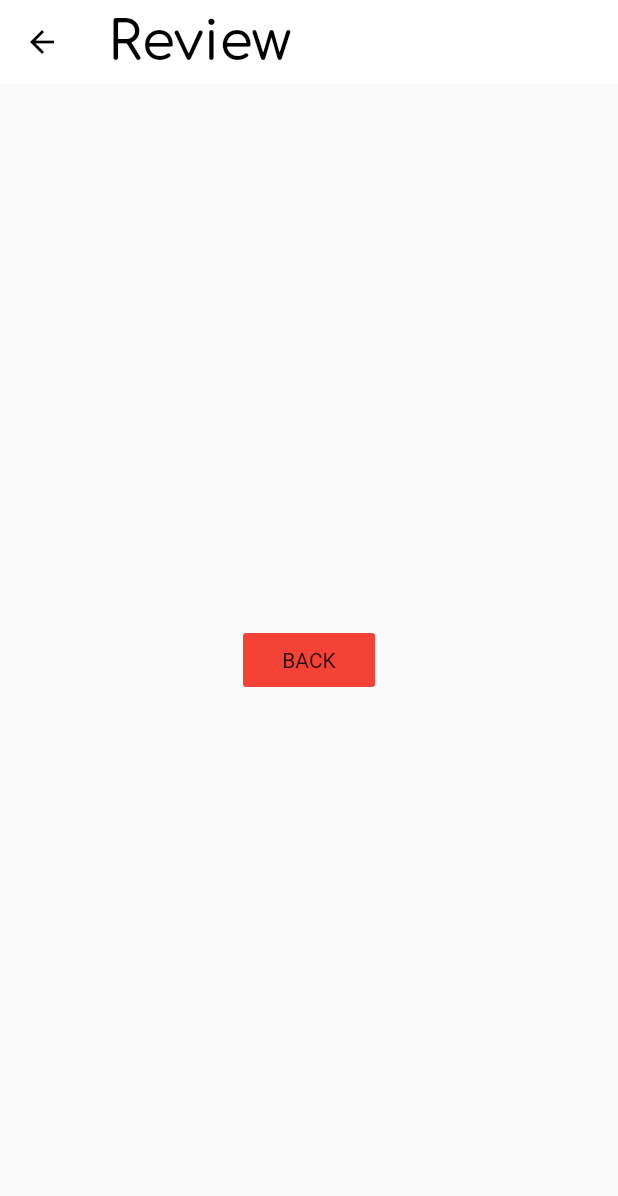
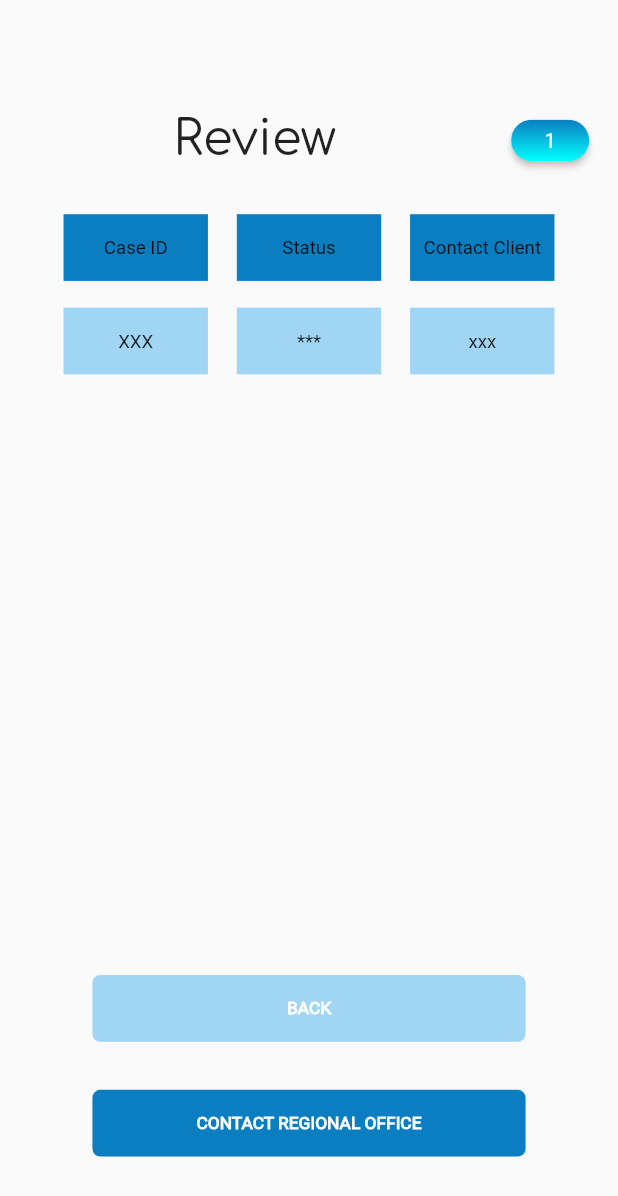
Before and after one commit to kravshan/AgentApp, a Flutter app: the Review screen opened by its route, on a phone screen of 412 x 824 dp. Shown: the top 1196 px of the screen. Run offline on Flutter 3.47's test engine with Material 2 defaults, Android fonts, the phone set to English and light mode, and no system bars; our stand-ins replace flutter_map, flutter_screenutil, flutter_svg, image_picker, latlong2; missing offline and left inert: flutter_phone_direct_caller.

Commit message:
Insurance Agent App latest updates

```diff
--- a/lib/main.dart
+++ b/lib/main.dart
@@ -15,6 +15,7 @@ import 'package:insurance_app/pages/map.dart';
 import 'package:insurance_app/pages/notification_3.dart';
 import 'package:insurance_app/pages/accept_4.dart';
 import 'package:insurance_app/pages/accept_5.dart';
+import 'package:insurance_app/pages/review_2.dart';
 
 void main() {
   runApp(ScreenUtilInit(
@@ -36,7 +37,8 @@ void main() {
         '/map': (context) => Map(),
         '/notification_3': (context) => Notification_3(),
         '/accept_4': (context) => Accept4(),
-        '/accept_5': (context) => Accept5()
+        '/accept_5': (context) => Accept5(),
+        '/review_2': (context) => Review_2()
       },
     ),
   )
--- a/lib/pages/review.dart
+++ b/lib/pages/review.dart
@@ -1,4 +1,7 @@
 import 'package:flutter/material.dart';
+import 'package:insurance_app/services/topic_and_button.dart';
+import 'package:flutter_screenutil/flutter_screenutil.dart';
+import 'package:insurance_app/services/profile.dart';
 
 class Review extends StatefulWidget {
   const Review({Key? key}) : super(key: key);
@@ -11,23 +14,89 @@ class _ReviewState extends State<Review> {
   @override
   Widget build(BuildContext context) {
     return Scaffold(
-      appBar: AppBar(
-        title: Text(
-          'Review',
-          style: TextStyle(fontFamily: 'Comfortaa', fontSize: 36),
+      body: Column(
+        children: [
+          SizedBox(height: 85.h,),
+          TopicAndButton(text: 'Review'),
+          SizedBox(height: 35.h,),
+          Row(
+            mainAxisAlignment: MainAxisAlignment.center,
+            children: [
+              Container(
+                height: 50.h,
+                width: 100.w,
+                color: const Color.fromARGB(255, 11, 126, 193),
+                child: Center(child: Text('Case ID', style: TextStyle(fontFamily: 'Roboto', fontSize: 14.sp, fontWeight: FontWeight.w400),)),
               ),
-        elevation: 0,
-        foregroundColor: Colors.black,
-        backgroundColor: Colors.white,
+              SizedBox(width: 20.w,),
+              Container(
+                height: 50.h,
+                width: 100.w,
+                color: const Color.fromARGB(255, 11, 126, 193),
+                child: Center(child: Text('Status', style: TextStyle(fontFamily: 'Roboto', fontSize: 14.sp, fontWeight: FontWeight.w400),)),
               ),
-      body: Center(
+              SizedBox(width: 20.w,),
+              Container(
+                height: 50.h,
+                width: 100.w,
+                color: const Color.fromARGB(255, 11, 126, 193),
+                child: Center(child: Text('Contact Client', style: TextStyle(fontFamily: 'Roboto', fontSize: 14.sp, fontWeight: FontWeight.w400),)),
+              )
+            ],
+          ),
+          SizedBox(height: 20.h,),
+          Row(
+            mainAxisAlignment: MainAxisAlignment.center,
+            children: [
+              Container(
+                height: 50.h,
+                width: 100.w,
+                color: const Color.fromARGB(255, 160, 213, 244),
+                child: Center(child: FlatButton(
+                  onPressed: (){Navigator.pushNamed(context, '/review_2');},
+                  child: Text('XXX', style: TextStyle(fontFamily: 'Roboto', fontSize: 14.sp, fontWeight: FontWeight.w400),))),
+              ),
+              SizedBox(width: 20.w,),
+              Container(
+                height: 50.h,
+                width: 100.w,
+                color: const Color.fromARGB(255, 160, 213, 244),
+                child: Center(child: Text('***', style: TextStyle(fontFamily: 'Roboto', fontSize: 14.sp, fontWeight: FontWeight.w400),)),
+              ),
+              SizedBox(width: 20.w,),
+              Container(
+                height: 50.h,
+                width: 100.w,
+                color: const Color.fromARGB(255, 160, 213, 244),
+                child: Center(child: Text('xxx', style: TextStyle(fontFamily: 'Roboto', fontSize: 14.sp, fontWeight: FontWeight.w400),)),
+              )
+            ],
+          ),
+          SizedBox(height: 450.h,),
+          SizedBox(
+            height: 50.h,
+            width: 300.w,
             child: FlatButton(
               onPressed: () {
                 Navigator.popAndPushNamed(context, '/welcome');
               },
-          child: Text('BACK'),
-          color: Colors.red,
+              child: Text('BACK', style: TextStyle(fontWeight: FontWeight.w900, fontSize: 13.sp, fontFamily: 'Roboto', color: Colors.white),),
+              color: const Color.fromARGB(255, 160, 213, 244),
+              shape: RoundedRectangleBorder(borderRadius: BorderRadius.circular(6.r)),
             ),
+          ),
+          SizedBox(height: 36.h,),
+          SizedBox(
+            height: 50.h,
+            width: 300.w,
+            child: Profile(
+              text: 'CONTACT REGIONAL OFFICE',
+              press: () {
+                Navigator.pushNamed(context, '/contact');
+              },
+            ),
+          ),
+        ],
       ),
     );
   }
```
Also changed, not shown: lib/pages/review_2.dart (added, +177 -0 lines). Lines whose indentation alone changed are shown as unchanged.
